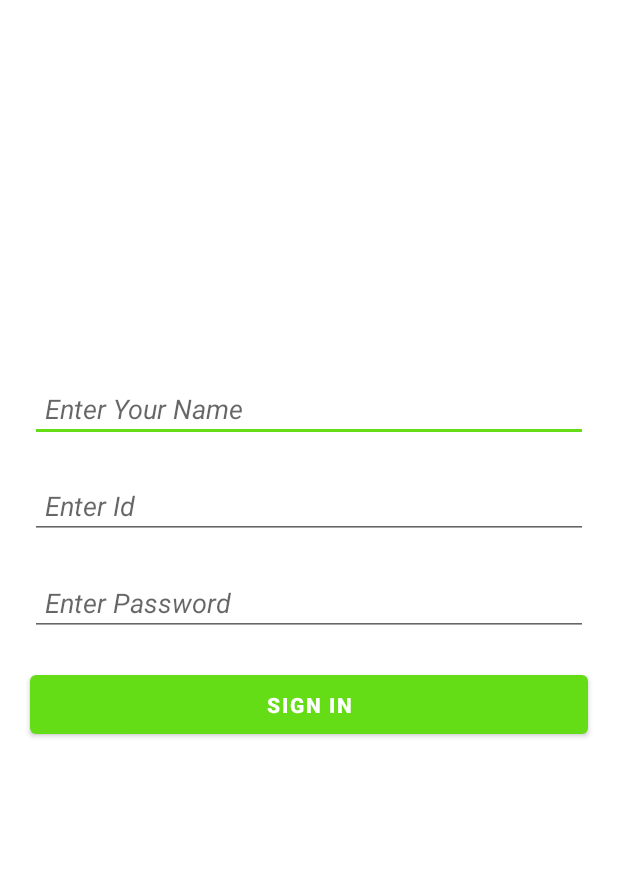
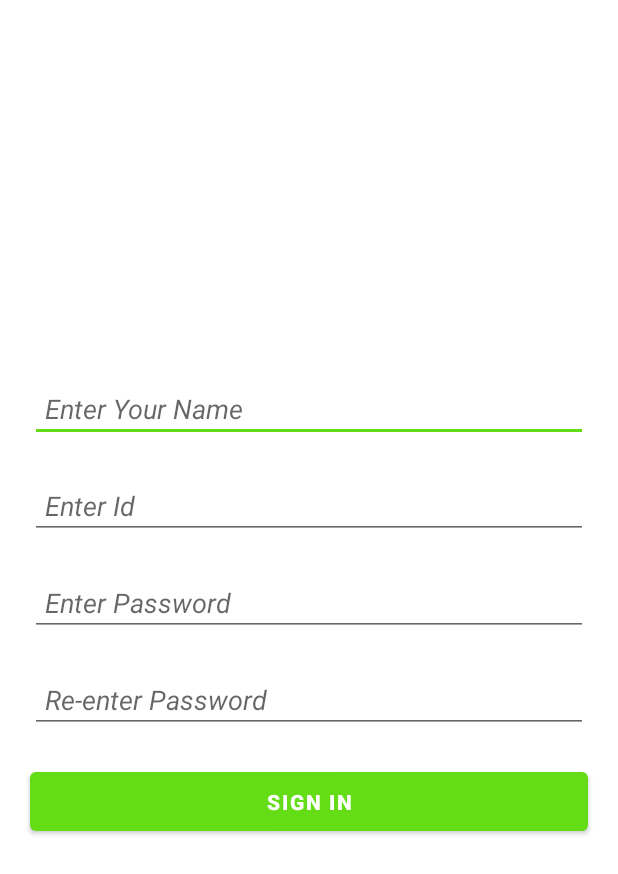
Before and after one commit to uttam1301/Emergency-Ambulance-Booking-System, an Android app: the UserSigninActivity screen opened directly, with no data from a screen before it, on a phone screen of 412 x 824 dp. Shown: the top 874 px of the screen. Run offline under Robolectric (Android 15) with nearby library versions, the phone set to English and light mode, and no system bars; our stand-ins replace Firebase (no records; nobody signed in at launch, a user with empty details on screens opened directly).

Commit message:
User Authentication Done

```diff
--- a/app/build.gradle
+++ b/app/build.gradle
@@ -1,6 +1,7 @@
 plugins {
     id 'com.android.application'
     id 'org.jetbrains.kotlin.android'
+    id 'com.google.gms.google-services'
 }
 
 android {
@@ -29,6 +30,9 @@ android {
     kotlinOptions {
         jvmTarget = '1.8'
     }
+    buildFeatures{
+        viewBinding = true
+    }
 }
 
 dependencies {
@@ -37,6 +41,7 @@ dependencies {
     implementation 'androidx.appcompat:appcompat:1.5.1'
     implementation 'com.google.android.material:material:1.7.0'
     implementation 'androidx.constraintlayout:constraintlayout:2.1.4'
+    implementation 'com.google.firebase:firebase-auth:21.0.6'
     testImplementation 'junit:junit:4.13.2'
     androidTestImplementation 'androidx.test.ext:junit:1.1.4'
     androidTestImplementation 'androidx.test.espresso:espresso-core:3.5.0'
--- a/app/src/main/java/com/uttamsaha/emergencyambulance/UserSigninActivity.kt
+++ b/app/src/main/java/com/uttamsaha/emergencyambulance/UserSigninActivity.kt
@@ -2,10 +2,46 @@ package com.uttamsaha.emergencyambulance
 
 import androidx.appcompat.app.AppCompatActivity
 import android.os.Bundle
+import android.widget.Toast
+import com.google.firebase.auth.FirebaseAuth
+import com.uttamsaha.emergencyambulance.databinding.ActivityUserSigninBinding
+import android.content.Intent
 
 class UserSigninActivity : AppCompatActivity() {
+
+    private lateinit var binding : ActivityUserSigninBinding
+    private lateinit var firebaseAuth : FirebaseAuth
+
     override fun onCreate(savedInstanceState: Bundle?) {
         super.onCreate(savedInstanceState)
-        setContentView(R.layout.activity_user_signin)
+
+        binding = ActivityUserSigninBinding.inflate(layoutInflater)
+        setContentView(binding.root)
+        firebaseAuth = FirebaseAuth.getInstance()
+
+        binding.btnSignIn.setOnClickListener{
+            val email = binding.etUserId.text.toString()
+            val pass = binding.etUserPassword.text.toString()
+            val confirmPass = binding.etUserRePassword.text.toString()
+
+            if(email.isNotEmpty() && pass.isNotEmpty() && confirmPass.isNotEmpty()){
+                if(pass == confirmPass){
+
+                    firebaseAuth.createUserWithEmailAndPassword(email, pass).addOnCompleteListener{
+                        if(it.isSuccessful){
+                            val intent = Intent(this,LoginActivity::class.java)
+                            startActivity(intent)
+                        }else{
+                            Toast.makeText(this, it.exception.toString(), Toast.LENGTH_SHORT).show()
+                        }
+                    }
+
+                }else{
+                    Toast.makeText(this, "Password is not matching", Toast.LENGTH_SHORT).show()
+                }
+            }else{
+                Toast.makeText(this, "Empty fields are not allowed", Toast.LENGTH_SHORT).show()
+            }
+        }
     }
 }
--- a/app/src/main/res/layout/activity_main.xml
+++ b/app/src/main/res/layout/activity_login.xml
@@ -4,7 +4,7 @@
     xmlns:tools="http://schemas.android.com/tools"
     android:layout_width="match_parent"
     android:layout_height="match_parent"
-    tools:context=".MainActivity">
+    tools:context=".LoginActivity">
 
     <EditText
         android:layout_width="match_parent"
@@ -44,7 +44,7 @@
         android:id="@+id/txtForgetPassword"
         android:layout_below="@id/btnLogin"
         android:layout_marginTop="30dp"
-        android:text="Forget Password?"
+        android:text="Forgot Password?"
         android:textStyle="bold"
         android:textColor="@color/black"
         android:layout_centerHorizontal="true"
--- a/app/src/main/res/layout/activity_user_signin.xml
+++ b/app/src/main/res/layout/activity_user_signin.xml
@@ -26,7 +26,8 @@
         android:layout_marginTop="20dp"
         android:padding="10dp"
         android:hint="Enter Id"
-        android:textStyle="italic"/>
+        android:textStyle="italic"
+        android:inputType="textEmailAddress"/>
     <EditText
         android:layout_width="match_parent"
         android:layout_height="wrap_content"
@@ -37,12 +38,25 @@
         android:layout_marginTop="20dp"
         android:padding="10dp"
         android:hint="Enter Password"
-        android:textStyle="italic"/>
+        android:textStyle="italic"
+        android:inputType="textPassword"/>
+    <EditText
+        android:layout_width="match_parent"
+        android:layout_height="wrap_content"
+        android:id="@+id/etUserRePassword"
+        android:layout_below="@+id/etUserPassword"
+        android:layout_marginLeft="20dp"
+        android:layout_marginRight="20dp"
+        android:layout_marginTop="20dp"
+        android:padding="10dp"
+        android:hint="Re-enter Password"
+        android:textStyle="italic"
+        android:inputType="textPassword"/>
     <Button
         android:layout_width="match_parent"
         android:layout_height="wrap_content"
         android:id="@+id/btnSignIn"
-        android:layout_below="@id/etUserPassword"
+        android:layout_below="@id/etUserRePassword"
         android:layout_marginTop="20dp"
         android:layout_marginLeft="20dp"
         android:layout_marginRight="20dp"
--- a/build.gradle
+++ b/build.gradle
@@ -1,4 +1,8 @@
-// Top-level build file where you can add configuration options common to all sub-projects/modules.
+buildscript {
+    dependencies {
+        classpath 'com.google.gms:google-services:4.3.13'
+    }
+}// Top-level build file where you can add configuration options common to all sub-projects/modules.
 plugins {
     id 'com.android.application' version '7.2.1' apply false
     id 'com.android.library' version '7.2.1' apply false
```
Also changed, not shown: app/src/main/AndroidManifest.xml (+7 -8 lines), app/src/main/java/com/uttamsaha/emergencyambulance/FirstActivity.kt (+16 -1 lines), app/src/main/java/com/uttamsaha/emergencyambulance/LoginActivity.kt (added, +48 -0 lines), app/src/main/java/com/uttamsaha/emergencyambulance/MainActivity.kt (deleted, +0 -11 lines), 1 other file.
